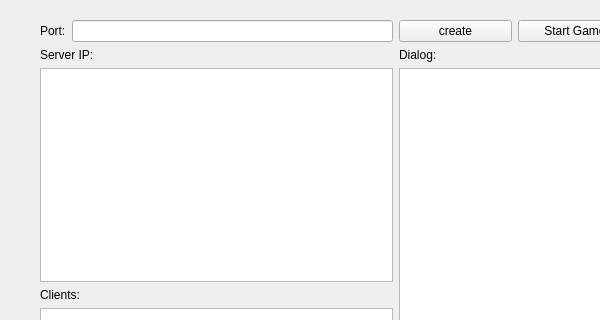
Old version of the form USTlord_final/serverwindow.ui in the repository williamlus/COMP2012H_Project; both pictures show x 0 to 600 and y 0 to 320 of the 800 by 600 pixel window.
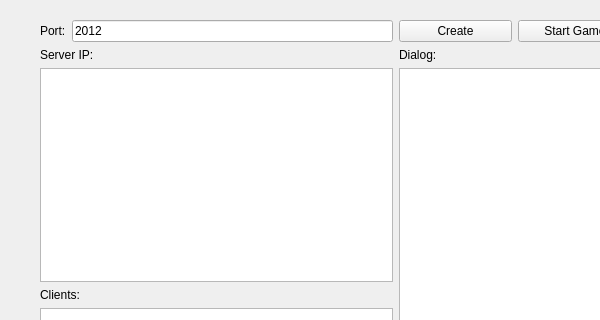
New version of the form.

The edit to the form file:
```diff
--- a/USTlord_final/serverwindow.ui
+++ b/USTlord_final/serverwindow.ui
@@ -36,7 +36,11 @@
           </widget>
          </item>
          <item>
-          <widget class="QLineEdit" name="lineEdit_port"/>
+          <widget class="QLineEdit" name="lineEdit_port">
+           <property name="text">
+            <string>2012</string>
+           </property>
+          </widget>
          </item>
         </layout>
        </item>
@@ -69,7 +73,7 @@
          <item>
           <widget class="QPushButton" name="pushButton_create">
            <property name="text">
-            <string>create</string>
+            <string>Create</string>
            </property>
           </widget>
          </item>
```
Left out of the diff: 2 changed lines with no effect on the pictures.
